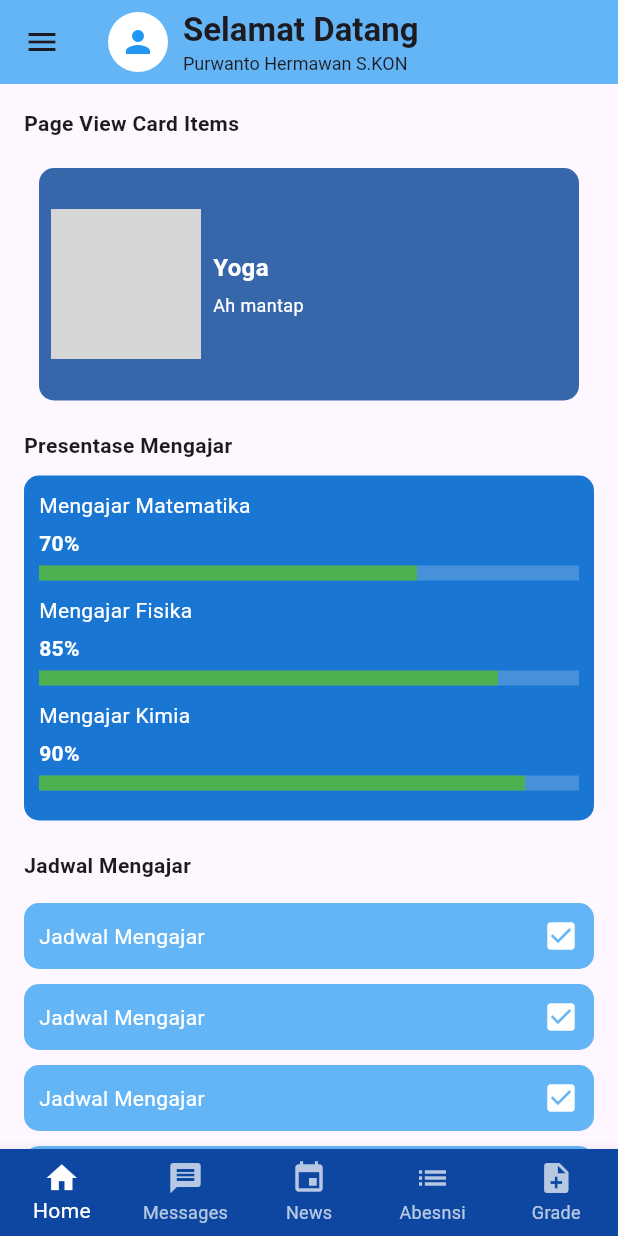
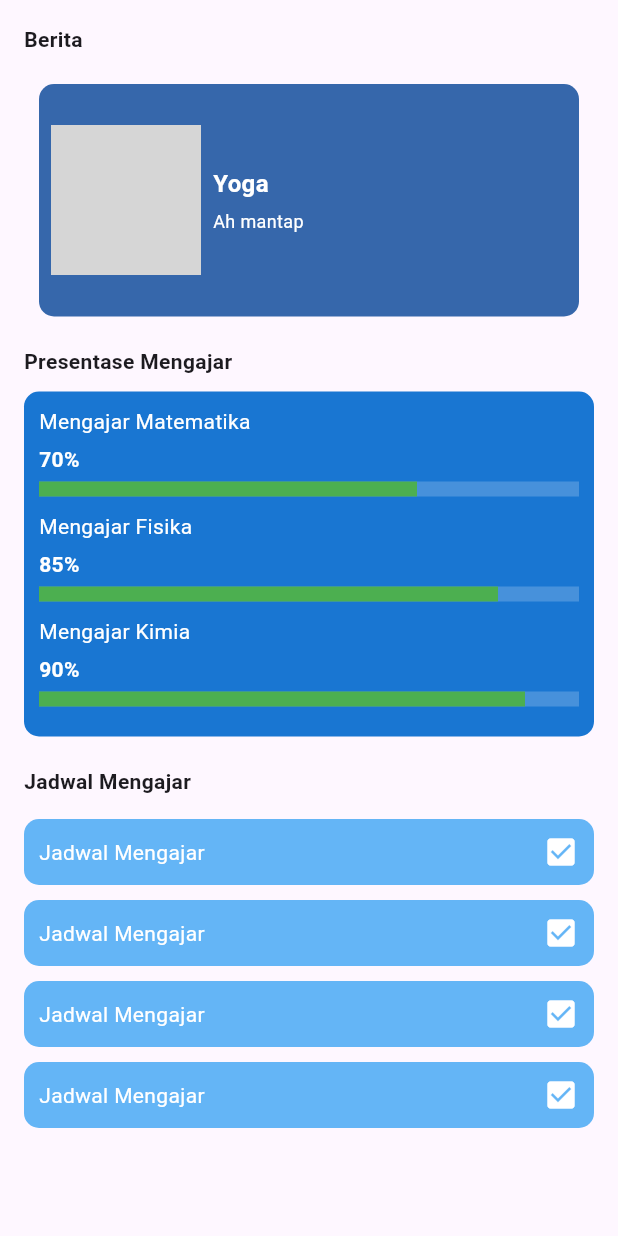
Before and after one commit to scchanz/aplikasi_guru, a Flutter app: the DashboardPage screen opened directly, on a phone screen of 412 x 824 dp. Run offline on Flutter 3.47's test engine with Material 3 defaults, Android fonts, the light colour scheme and no system bars; statements that could not run were skipped; grey boxes are pictures that could not be loaded.

Commit message:
perubahan 2

```diff
--- a/lib/guru/guru.dart
+++ b/lib/guru/guru.dart
@@ -1,3 +1,4 @@
+import 'package:aplikasi_ortu/profil.dart'; // Pastikan import halaman profil yang benar
 import 'package:flutter/material.dart';
 import 'dart:async';
 
@@ -39,100 +40,12 @@ class _DashboardPageState extends State<DashboardPage> {
   @override
   Widget build(BuildContext context) {
     return Scaffold(
-      appBar: AppBar(
-        backgroundColor: Colors.blue[300],
-        title: Row(
-          children: [
-            CircleAvatar(
-              backgroundColor: Colors.white,
-              child: Icon(Icons.person, color: Colors.blue),
-            ),
-            SizedBox(width: 10),
-            Column(
-              crossAxisAlignment: CrossAxisAlignment.start,
-              children: [
-                Text(
-                  'Selamat Datang',
-                  style: TextStyle(fontWeight: FontWeight.bold),
-                ),
-                Text(
-                  'Purwanto Hermawan S.KON',
-                  style: TextStyle(fontSize: 12),
-                ),
-              ],
-            ),
-          ],
-        ),
-      ),
-      drawer: Drawer(
-        child: ListView(
-          padding: EdgeInsets.zero,
-          children: [
-            DrawerHeader(
-              decoration: BoxDecoration(
-                color: Colors.blue[300],
-              ),
-              child: Column(
-                crossAxisAlignment: CrossAxisAlignment.start,
-                children: [
-                  CircleAvatar(
-                    radius: 30,
-                    backgroundColor: Colors.white,
-                    child: Icon(Icons.person, color: Colors.blue, size: 40),
-                  ),
-                  SizedBox(height: 10),
-                  Text(
-                    'Purwanto Hermawan S.KON',
-                    style: TextStyle(
-                      color: Colors.white,
-                      fontSize: 16,
-                      fontWeight: FontWeight.bold,
-                    ),
-                  ),
-                  Text(
-                    'example@gmail.com',
-                    style: TextStyle(color: Colors.white, fontSize: 12),
-                  ),
-                ],
-              ),
-            ),
-            ListTile(
-              leading: Icon(Icons.person),
-              title: Text('Profile'),
-              onTap: () {
-                Navigator.pop(context);
-              },
-            ),
-            ListTile(
-              leading: Icon(Icons.message),
-              title: Text('Laporan Guru'),
-              onTap: () {
-                Navigator.pop(context);
-              },
-            ),
-            ListTile(
-              leading: Icon(Icons.settings),
-              title: Text('Settings'),
-              onTap: () {
-                Navigator.pop(context);
-              },
-            ),
-            ListTile(
-              leading: Icon(Icons.logout),
-              title: Text('Logout'),
-              onTap: () {
-                Navigator.pop(context);
-              },
-            ),
-          ],
-        ),
-      ),
       body: SingleChildScrollView(
         padding: EdgeInsets.all(16),
         child: Column(
           crossAxisAlignment: CrossAxisAlignment.start,
           children: [
-            Text('Page View Card Items',
+            Text('Berita',
                 style: TextStyle(fontWeight: FontWeight.bold)),
             SizedBox(height: 20),
             _buildCardItem(),
@@ -164,34 +77,6 @@ class _DashboardPageState extends State<DashboardPage> {
             ),
           ],
         ),
-      ),
-      bottomNavigationBar: BottomNavigationBar(
-        backgroundColor: Colors.blue[900],
-        selectedItemColor: Colors.white,
-        unselectedItemColor: Colors.white70,
-        type: BottomNavigationBarType.fixed,
-        items: const [
-          BottomNavigationBarItem(
-            icon: Icon(Icons.home),
-            label: 'Home',
-          ),
-          BottomNavigationBarItem(
-            icon: Icon(Icons.message),
-            label: 'Messages',
-          ),
-          BottomNavigationBarItem(
-            icon: Icon(Icons.event),
-            label: 'News',
-          ),
-          BottomNavigationBarItem(
-            icon: Icon(Icons.list),
-            label: 'Abesnsi',
-          ),
-          BottomNavigationBarItem(
-            icon: Icon(Icons.note_add),
-            label: 'Grade',
-          ),
-        ],
       ),
     );
   }
```
